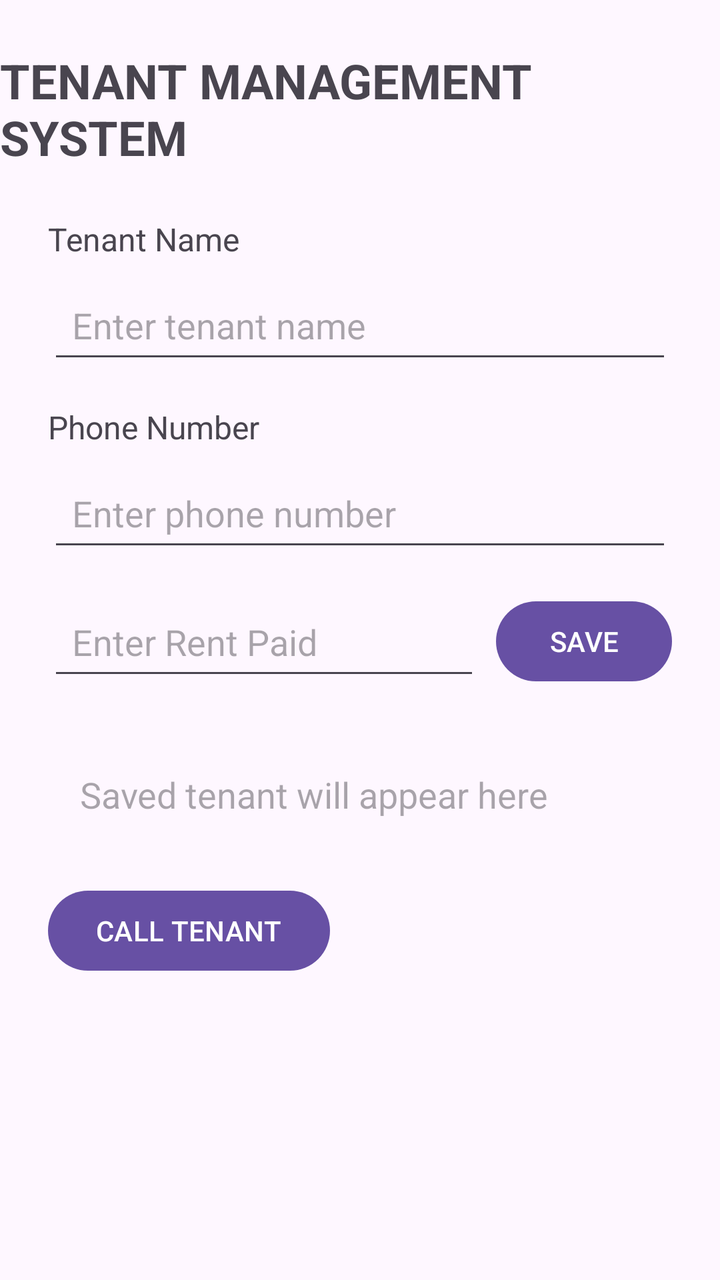
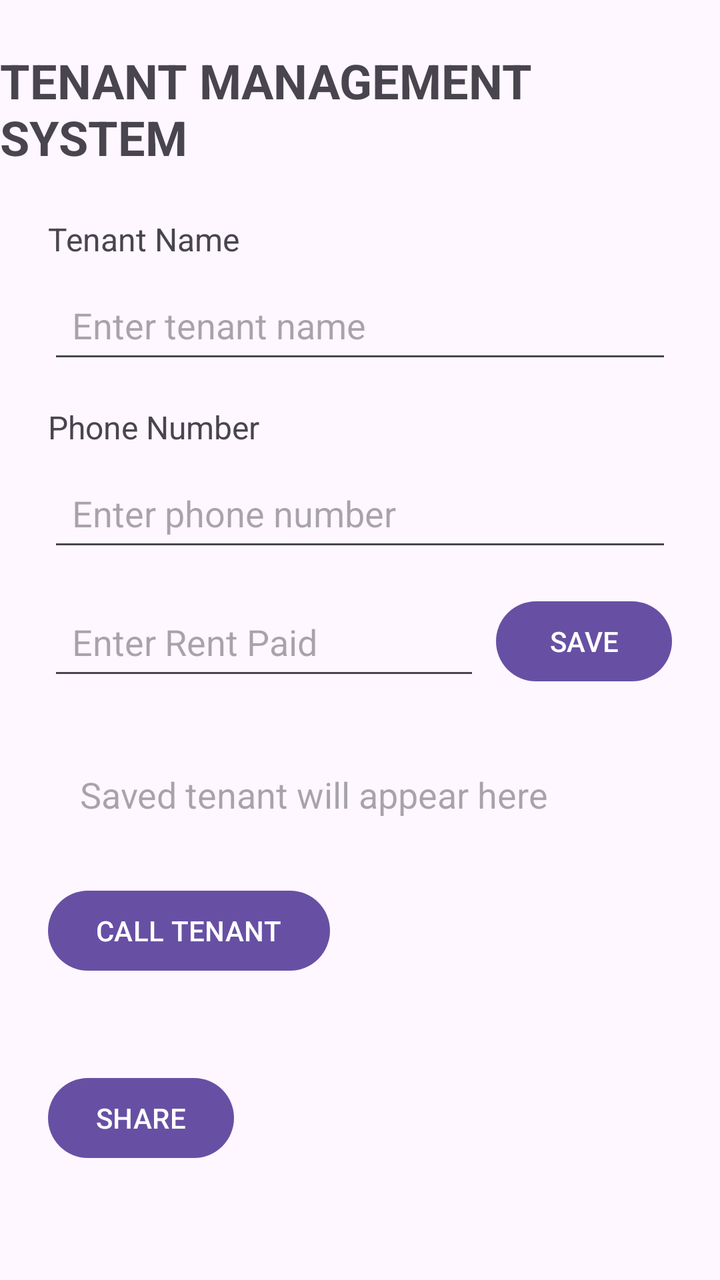

Screens rendered from an Android XML layout before and after an edit, with the pre-edit source and the edit as a unified diff.
<!-- AndroidManifest.xml: application theme Theme.TenantManagementSystem -->
<!-- res/layout/activity_main.xml -->
<?xml version="1.0" encoding="utf-8"?>
<layout xmlns:android="http://schemas.android.com/apk/res/android"
    xmlns:app="http://schemas.android.com/apk/res-auto">

    <data>
        <variable
            name="tenant"
            type="com.example.tenantmanagementsystem.Tenant" />
    </data>

    <androidx.constraintlayout.widget.ConstraintLayout
        android:layout_width="match_parent"
        android:layout_height="match_parent">

        <TextView
            android:id="@+id/titleTextView"
            android:layout_width="wrap_content"
            android:layout_height="wrap_content"
            android:layout_marginTop="24dp"
            android:text="TENANT MANAGEMENT SYSTEM"
            android:textSize="24sp"
            android:textStyle="bold"
            app:layout_constraintEnd_toEndOf="parent"
            app:layout_constraintStart_toStartOf="parent"
            app:layout_constraintTop_toTopOf="parent" />

        <TextView
            android:id="@+id/tenantNameLabel"
            android:layout_width="wrap_content"
            android:layout_height="wrap_content"
            android:layout_marginStart="24dp"
            android:layout_marginTop="24dp"
            android:text="Tenant Name"
            android:textSize="16sp"
            app:layout_constraintStart_toStartOf="parent"
            app:layout_constraintTop_toBottomOf="@id/titleTextView" />

        <EditText
            android:id="@+id/tenantNameEditText"
            android:layout_width="0dp"
            android:layout_height="wrap_content"
            android:layout_marginHorizontal="24dp"
            android:layout_marginTop="8dp"
            android:hint="Enter tenant name"
            android:minHeight="48dp"
            android:padding="12dp"
            app:layout_constraintEnd_toEndOf="parent"
            app:layout_constraintStart_toStartOf="parent"
            app:layout_constraintTop_toBottomOf="@id/tenantNameLabel" />

        <TextView
            android:id="@+id/phoneLabel"
            android:layout_width="wrap_content"
            android:layout_height="wrap_content"
            android:layout_marginStart="24dp"
            android:layout_marginTop="16dp"
            android:text="Phone Number"
            android:textSize="16sp"
            app:layout_constraintStart_toStartOf="parent"
            app:layout_constraintTop_toBottomOf="@id/tenantNameEditText" />

        <EditText
            android:id="@+id/phoneEditText"
            android:layout_width="0dp"
            android:layout_height="wrap_content"
            android:layout_marginHorizontal="24dp"
            android:layout_marginTop="8dp"
            android:hint="Enter phone number"
            android:inputType="phone"
            android:minHeight="48dp"
            android:padding="12dp"
            app:layout_constraintEnd_toEndOf="parent"
            app:layout_constraintStart_toStartOf="parent"
            app:layout_constraintTop_toBottomOf="@id/phoneLabel" />

        <EditText
            android:id="@+id/rentEditText"
            android:layout_width="0dp"
            android:layout_height="wrap_content"
            android:layout_marginStart="24dp"
            android:layout_marginEnd="8dp"
            android:layout_marginTop="16dp"
            android:hint="Enter Rent Paid"
            android:inputType="numberDecimal"
            android:minHeight="48dp"
            android:padding="12dp"
            app:layout_constraintEnd_toStartOf="@id/saveButton"
            app:layout_constraintStart_toStartOf="parent"
            app:layout_constraintTop_toBottomOf="@id/phoneEditText" />

        <Button
            android:id="@+id/saveButton"
            android:layout_width="wrap_content"
            android:layout_height="wrap_content"
            android:layout_marginEnd="24dp"
            android:text="SAVE"
            app:layout_constraintEnd_toEndOf="parent"
            app:layout_constraintTop_toTopOf="@id/rentEditText" />

        <TextView
            android:id="@+id/tenantResultTextView"
            android:layout_width="0dp"
            android:layout_height="wrap_content"
            android:layout_margin="24dp"
            android:hint="Saved tenant will appear here"
            android:padding="16dp"
            android:text="@{tenant.summary()}"
            android:textSize="18sp"
            app:layout_constraintEnd_toEndOf="parent"
            app:layout_constraintStart_toStartOf="parent"
            app:layout_constraintTop_toBottomOf="@id/rentEditText" />

        <Button
            android:id="@+id/callButton"
            android:layout_width="wrap_content"
            android:layout_height="wrap_content"
            android:layout_marginStart="24dp"
            android:layout_marginTop="16dp"
            android:text="CALL TENANT"
            app:layout_constraintStart_toStartOf="parent"
            app:layout_constraintTop_toBottomOf="@id/tenantResultTextView" />

        <TextView
            android:id="@+id/displayNameTextView"
            android:layout_width="0dp"
            android:layout_height="wrap_content"
            android:layout_marginHorizontal="24dp"
            android:layout_marginTop="8dp"
            android:text="@{tenant.name}"
            android:textSize="16sp"
            android:textStyle="italic"
            app:layout_constraintEnd_toEndOf="parent"
            app:layout_constraintStart_toStartOf="parent"
            app:layout_constraintTop_toBottomOf="@id/callButton" />

    </androidx.constraintlayout.widget.ConstraintLayout>
</layout>
<!-- resources referenced by this layout -->
<resources>
  <style name="Theme.TenantManagementSystem" parent="Base.Theme.TenantManagementSystem" />
  <style name="Base.Theme.TenantManagementSystem" parent="Theme.Material3.DayNight.NoActionBar">
          
      </style>
</resources>

<!-- the commit's change to res/layout/activity_main.xml (unified diff, before → after) -->
@@ -133,5 +133,15 @@
             app:layout_constraintStart_toStartOf="parent"
             app:layout_constraintTop_toBottomOf="@id/callButton" />
 
+        <Button
+            android:id="@+id/shareButton"
+            android:layout_width="wrap_content"
+            android:layout_height="wrap_content"
+            android:layout_marginStart="24dp"
+            android:layout_marginTop="16dp"
+            android:text="SHARE"
+            app:layout_constraintStart_toStartOf="parent"
+            app:layout_constraintTop_toBottomOf="@id/displayNameTextView" />
+
     </androidx.constraintlayout.widget.ConstraintLayout>
 </layout>
